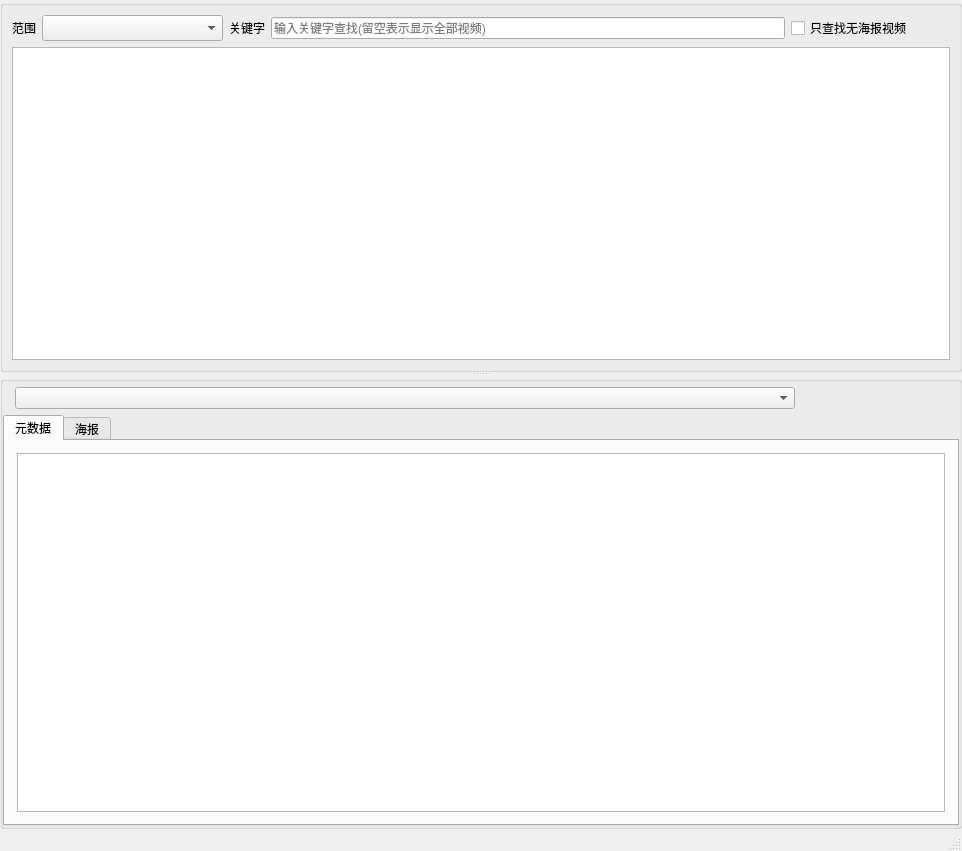
This is ui/main_window.ui in newlifes01/Synology_VideoStation_Master as Qt 5 draws it before an edit. The edited form follows.
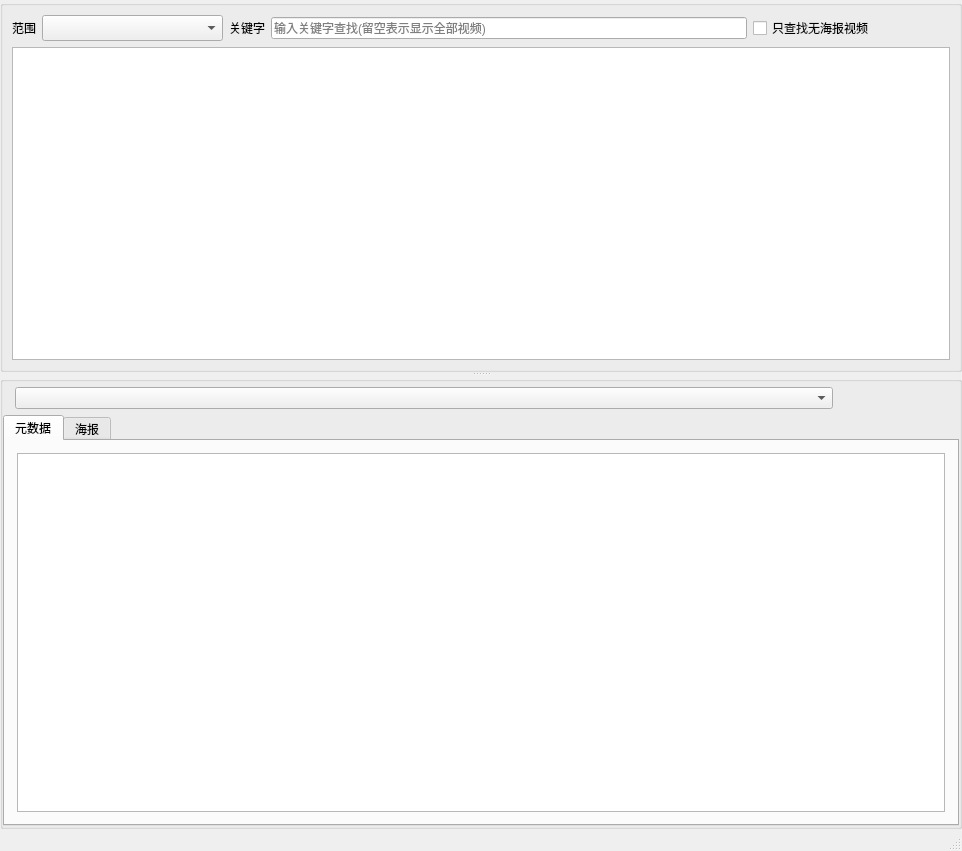
This is the edited form. Icons and pictures are not drawn. Custom widgets are drawn as their Qt base class.

```diff
--- a/ui/main_window.ui
+++ b/ui/main_window.ui
@@ -134,7 +134,39 @@
           </property>
          </widget>
         </item>
-        <item row="1" column="0" colspan="6">
+        <item row="0" column="6">
+         <widget class="QPushButton" name="btn_setting">
+          <property name="sizePolicy">
+           <sizepolicy hsizetype="Fixed" vsizetype="Fixed">
+            <horstretch>0</horstretch>
+            <verstretch>0</verstretch>
+           </sizepolicy>
+          </property>
+          <property name="statusTip">
+           <string>设置</string>
+          </property>
+          <property name="styleSheet">
+           <string notr="true">QPushButton
+{
+	background-image:url(:/icons/ui_icons/settings.png);
+	background-repeat:no-repeat;
+	background-position: center center;
+	border:none;
+}
+QPushButton:hover
+{
+	background-image:url(:/icons/ui_icons/settings (1).png);
+}</string>
+          </property>
+          <property name="text">
+           <string/>
+          </property>
+          <property name="flat">
+           <bool>false</bool>
+          </property>
+         </widget>
+        </item>
+        <item row="1" column="0" colspan="7">
          <widget class="TblSeacheResult" name="tbl_search_result_widget">
           <property name="selectionBehavior">
            <enum>QAbstractItemView::SelectRows</enum>
@@ -314,38 +346,6 @@
             </property>
            </widget>
           </item>
-          <item>
-           <widget class="QPushButton" name="btn_setting">
-            <property name="sizePolicy">
-             <sizepolicy hsizetype="Fixed" vsizetype="Fixed">
-              <horstretch>0</horstretch>
-              <verstretch>0</verstretch>
-             </sizepolicy>
-            </property>
-            <property name="statusTip">
-             <string>设置</string>
-            </property>
-            <property name="styleSheet">
-             <string notr="true">QPushButton
-{
-	background-image:url(:/icons/ui_icons/settings.png);
-	background-repeat:no-repeat;
-	background-position: center center;
-	border:none;
-}
-QPushButton:hover
-{
-	background-image:url(:/icons/ui_icons/settings (1).png);
-}</string>
-            </property>
-            <property name="text">
-             <string/>
-            </property>
-            <property name="flat">
-             <bool>false</bool>
-            </property>
-           </widget>
-          </item>
          </layout>
         </item>
         <item>
```
